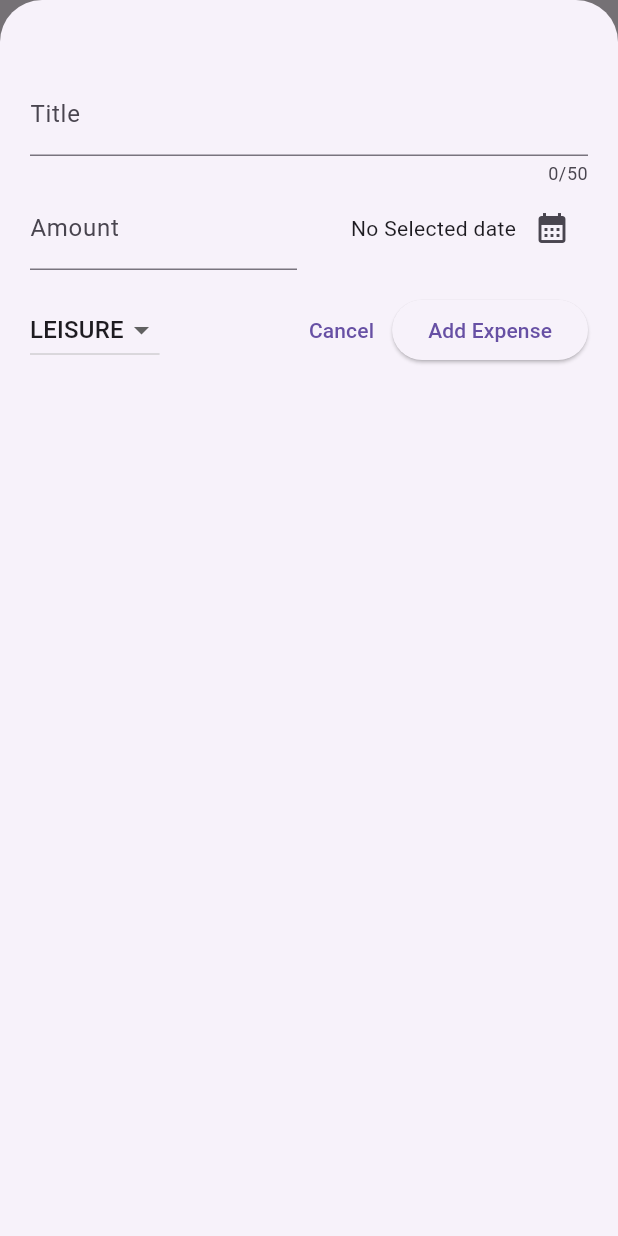
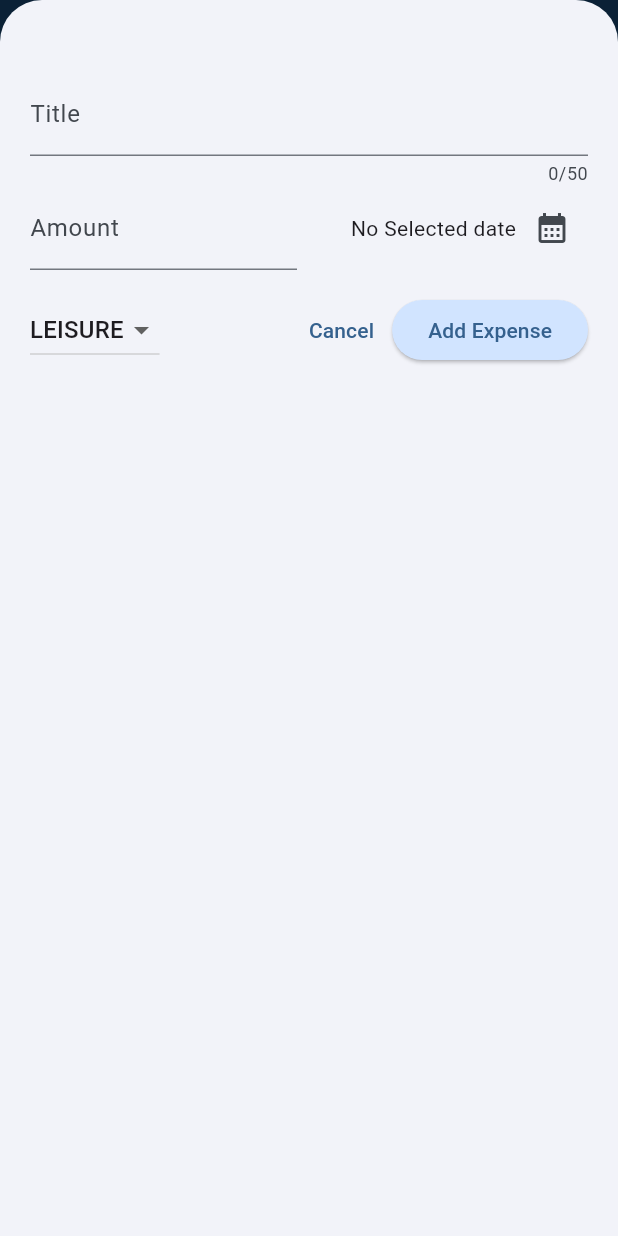
Before and after one commit to Prakhar11235/Expense-Tracker-App, a Flutter app: the screen it shows after launch, after a tap on the "add" icon, on a phone screen of 412 x 824 dp. Run offline on Flutter 3.47's test engine with Material 3 defaults, Android fonts, the phone set to English and light mode, and no system bars.

Commit message:
added themes and UI

```diff
--- a/lib/main.dart
+++ b/lib/main.dart
@@ -2,11 +2,38 @@ import 'package:Kharcha/widgets/expenses.dart';
 
 import 'package:flutter/material.dart';
 
+var kColorScheme = ColorScheme.fromSeed(
+  seedColor: const Color.fromARGB(255, 30, 93, 148),
+);
+
 void main() {
   runApp(
-    const MaterialApp(
+    MaterialApp(
+      theme: ThemeData().copyWith(
+        colorScheme: kColorScheme,
+        appBarTheme: const AppBarTheme().copyWith(
+          backgroundColor: kColorScheme.onPrimaryContainer,
+          foregroundColor: kColorScheme.onPrimary,
+        ),
+        cardTheme: const CardTheme().copyWith(
+          color: kColorScheme.secondaryContainer,
+          margin: const EdgeInsets.symmetric(horizontal: 16, vertical: 8),
+        ),
+        elevatedButtonTheme: ElevatedButtonThemeData(
+          style: ElevatedButton.styleFrom(
+            backgroundColor: kColorScheme.primaryContainer,
+          ),
+        ),
+        textTheme: ThemeData().textTheme.copyWith(
+              titleLarge: TextStyle(
+                fontWeight: FontWeight.bold,
+                fontSize: 24,
+                color: kColorScheme.onSecondaryContainer,
+              ),
+            ),
+      ),
       debugShowCheckedModeBanner: false,
-      home: Expenses(),
+      home: const Expenses(),
     ),
   );
 }
--- a/lib/widgets/expenses_list/expense_item.dart
+++ b/lib/widgets/expenses_list/expense_item.dart
@@ -10,8 +10,12 @@ class ExpenseItem extends StatelessWidget {
       child: Padding(
         padding: const EdgeInsets.symmetric(horizontal: 20, vertical: 16),
         child: Column(
+          crossAxisAlignment: CrossAxisAlignment.start,
           children: [
-            Text(expense.title),
+            Text(
+              expense.title,
+              style: const TextStyle(fontWeight: FontWeight.bold, fontSize: 20),
+            ),
             const SizedBox(
               height: 4,
             ),
--- a/lib/widgets/expenses_list/expenses_list.dart
+++ b/lib/widgets/expenses_list/expenses_list.dart
@@ -15,6 +15,13 @@ class ExpensesList extends StatelessWidget {
     return ListView.builder(
       itemCount: expenses.length,
       itemBuilder: (cnt, index) => Dismissible(
+        background: Container(
+          color: Theme.of(context).colorScheme.error.withOpacity(0.75),
+          margin: EdgeInsets.symmetric(
+            vertical: Theme.of(context).cardTheme.margin!.vertical,
+            horizontal: Theme.of(context).cardTheme.margin!.horizontal,
+          ),
+        ),
         key: ValueKey(
           expenses[index],
         ),
```
